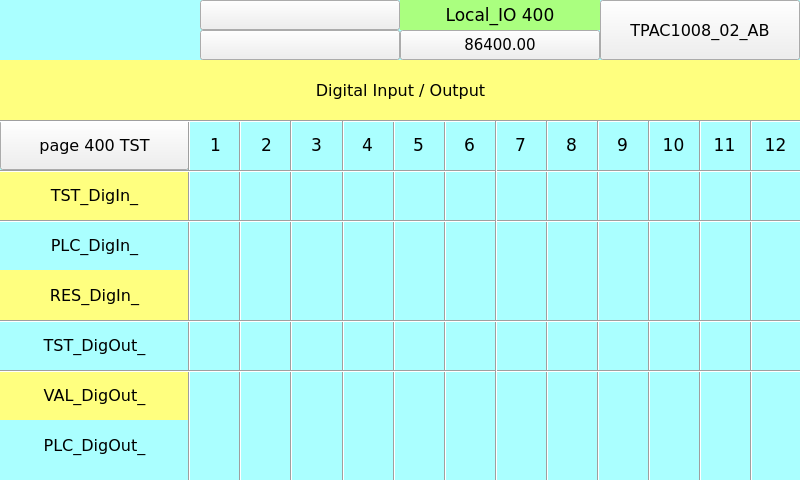
Old version of the form TPAC1008_02_AB/Local_IO_HMI/page401.ui in the repository MECTsrl/mect_apps.
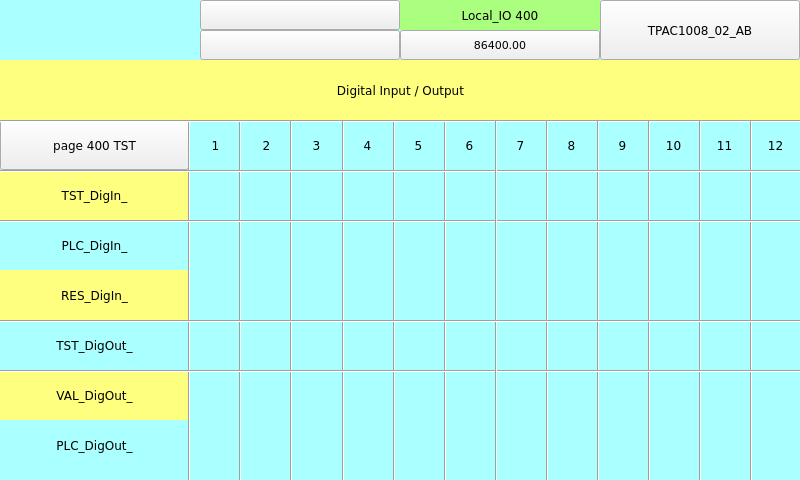
New version of the form. Custom widgets are drawn as their Qt base class.

Diff of the .ui file:
```diff
--- a/TPAC1008_02_AB/Local_IO_HMI/page401.ui
+++ b/TPAC1008_02_AB/Local_IO_HMI/page401.ui
@@ -81,7 +81,7 @@
 <property name="font">
 <font>
 <family>DejaVu Sans</family>
-<pointsize>13</pointsize>
+  <pointsize>9</pointsize>
 </font>
 </property>
 <property name="styleSheet">
@@ -125,7 +125,7 @@
 <property name="font">
 <font>
 <family>DejaVu Sans</family>
-<pointsize>13</pointsize>
+  <pointsize>9</pointsize>
 </font>
 </property>
 <property name="styleSheet">
@@ -169,7 +169,7 @@
 <property name="font">
 <font>
 <family>DejaVu Sans</family>
-<pointsize>12</pointsize>
+  <pointsize>9</pointsize>
 </font>
 </property>
 <property name="toolTip">
@@ -225,7 +225,7 @@
 <property name="font">
 <font>
 <family>DejaVu Sans</family>
-<pointsize>13</pointsize>
+  <pointsize>9</pointsize>
 </font>
 </property>
 <property name="styleSheet">
@@ -250,7 +250,7 @@
 <property name="font">
 <font>
 <family>DejaVu Sans</family>
-<pointsize>13</pointsize>
+  <pointsize>9</pointsize>
 </font>
 </property>
 <property name="styleSheet">
@@ -275,7 +275,7 @@
 <property name="font">
 <font>
 <family>DejaVu Sans</family>
-<pointsize>13</pointsize>
+  <pointsize>9</pointsize>
 </font>
 </property>
 <property name="styleSheet">
@@ -300,7 +300,7 @@
 <property name="font">
 <font>
 <family>DejaVu Sans</family>
-<pointsize>13</pointsize>
+  <pointsize>9</pointsize>
 </font>
 </property>
 <property name="styleSheet">
@@ -344,7 +344,7 @@
 <property name="font">
 <font>
 <family>DejaVu Sans</family>
-<pointsize>13</pointsize>
+  <pointsize>9</pointsize>
 </font>
 </property>
 <property name="styleSheet">
@@ -369,7 +369,7 @@
 <property name="font">
 <font>
 <family>DejaVu Sans</family>
-<pointsize>13</pointsize>
+  <pointsize>9</pointsize>
 </font>
 </property>
 <property name="styleSheet">
@@ -413,7 +413,7 @@
 <property name="font">
 <font>
 <family>DejaVu Sans</family>
-<pointsize>13</pointsize>
+  <pointsize>9</pointsize>
 </font>
 </property>
 <property name="styleSheet">
@@ -457,7 +457,7 @@
 <property name="font">
 <font>
 <family>DejaVu Sans</family>
-<pointsize>13</pointsize>
+  <pointsize>9</pointsize>
 </font>
 </property>
 <property name="styleSheet">
@@ -482,7 +482,7 @@
 <property name="font">
 <font>
 <family>DejaVu Sans</family>
-<pointsize>13</pointsize>
+  <pointsize>9</pointsize>
 </font>
 </property>
 <property name="styleSheet">
@@ -602,7 +602,7 @@
 <property name="font">
 <font>
 <family>DejaVu Sans</family>
-<pointsize>13</pointsize>
+  <pointsize>9</pointsize>
 </font>
 </property>
 <property name="styleSheet">
@@ -1173,7 +1173,7 @@
 <property name="font">
 <font>
 <family>DejaVu Sans</family>
-<pointsize>12</pointsize>
+  <pointsize>9</pointsize>
 </font>
 </property>
 <property name="styleSheet">
@@ -1324,7 +1324,7 @@
 <property name="font">
 <font>
 <family>DejaVu Sans</family>
-<pointsize>12</pointsize>
+  <pointsize>9</pointsize>
 </font>
 </property>
 <property name="styleSheet">
@@ -1391,7 +1391,7 @@
 <property name="font">
 <font>
 <family>DejaVu Sans</family>
-<pointsize>12</pointsize>
+  <pointsize>9</pointsize>
 </font>
 </property>
 <property name="styleSheet">
@@ -1962,7 +1962,7 @@
 <property name="font">
 <font>
 <family>DejaVu Sans</family>
-<pointsize>12</pointsize>
+  <pointsize>9</pointsize>
 </font>
 </property>
 <property name="styleSheet">
@@ -2323,7 +2323,7 @@
 <property name="font">
 <font>
 <family>DejaVu Sans</family>
-<pointsize>12</pointsize>
+  <pointsize>9</pointsize>
 </font>
 </property>
 <property name="styleSheet">
@@ -3104,7 +3104,7 @@
 <property name="font">
 <font>
 <family>DejaVu Sans</family>
-<pointsize>12</pointsize>
+  <pointsize>9</pointsize>
 </font>
 </property>
 <property name="styleSheet">
@@ -3297,7 +3297,7 @@
 <property name="font">
 <font>
 <family>DejaVu Sans</family>
-<pointsize>12</pointsize>
+  <pointsize>9</pointsize>
 <weight>50</weight>
 <bold>false</bold>
 </font>
@@ -3365,7 +3365,7 @@
 <property name="font">
 <font>
 <family>DejaVu Sans</family>
-<pointsize>13</pointsize>
+  <pointsize>9</pointsize>
 </font>
 </property>
 <property name="styleSheet">
@@ -3467,7 +3467,7 @@
 <property name="font">
 <font>
 <family>DejaVu Sans</family>
-<pointsize>11</pointsize>
+  <pointsize>8</pointsize>
 <weight>50</weight>
 <bold>false</bold>
 </font>
@@ -3726,7 +3726,7 @@
 <property name="font">
 <font>
 <family>DejaVu Sans</family>
-<pointsize>12</pointsize>
+  <pointsize>9</pointsize>
 </font>
 </property>
 <property name="styleSheet">
```
Left out of the diff: 182 changed lines with no effect on the pictures.
